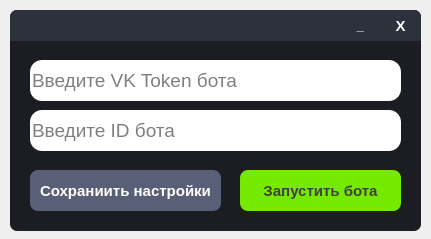
This is VK Bot/Bot_Panel/bot_panel.ui in otaboyevsardorbek1/VK-Bot-ru as Qt 5 draws it before an edit. The edited form follows.
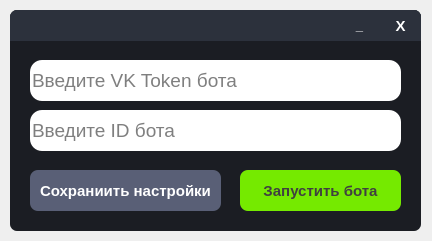
This is the edited form. Icons and pictures are not drawn.

The edit to the form file:
```diff
--- a/VK Bot/Bot_Panel/bot_panel.ui
+++ b/VK Bot/Bot_Panel/bot_panel.ui
@@ -6,8 +6,8 @@
    <rect>
     <x>0</x>
     <y>0</y>
-    <width>431</width>
-    <height>239</height>
+    <width>432</width>
+    <height>241</height>
    </rect>
   </property>
   <property name="windowTitle">
@@ -99,7 +99,7 @@
      <widget class="QPushButton" name="MinimizeWindowButton">
       <property name="geometry">
        <rect>
-        <x>330</x>
+        <x>329</x>
         <y>0</y>
         <width>41</width>
         <height>31</height>
```
